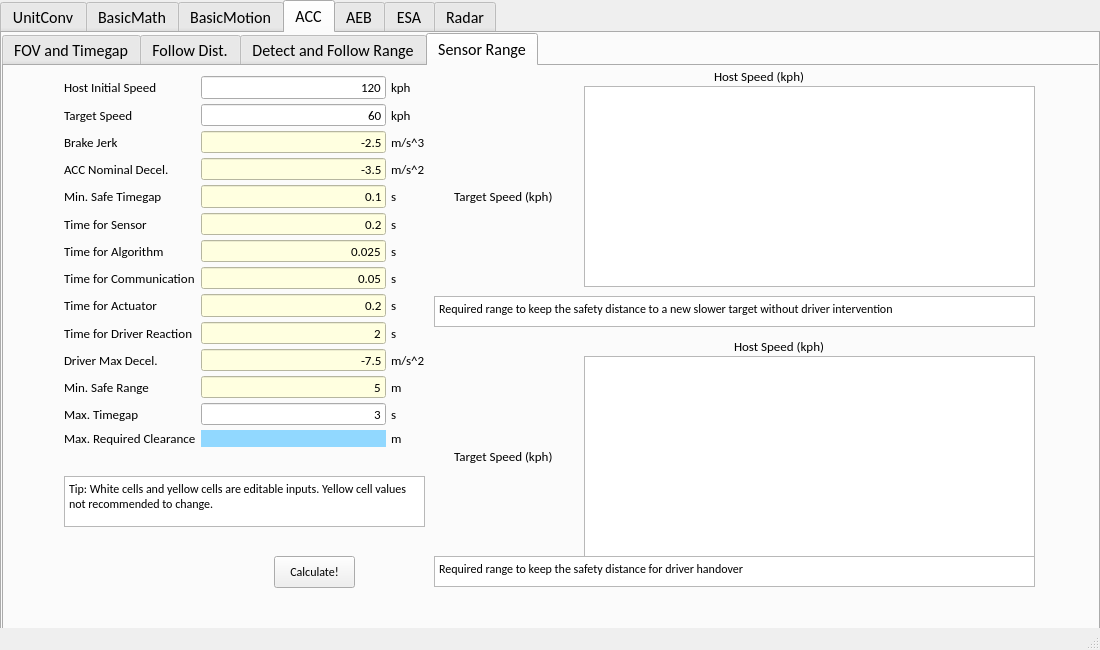
Above: tool_box_interface.ui from annieyxy/fr-tool-box-win before the change. Below: the same form after it.
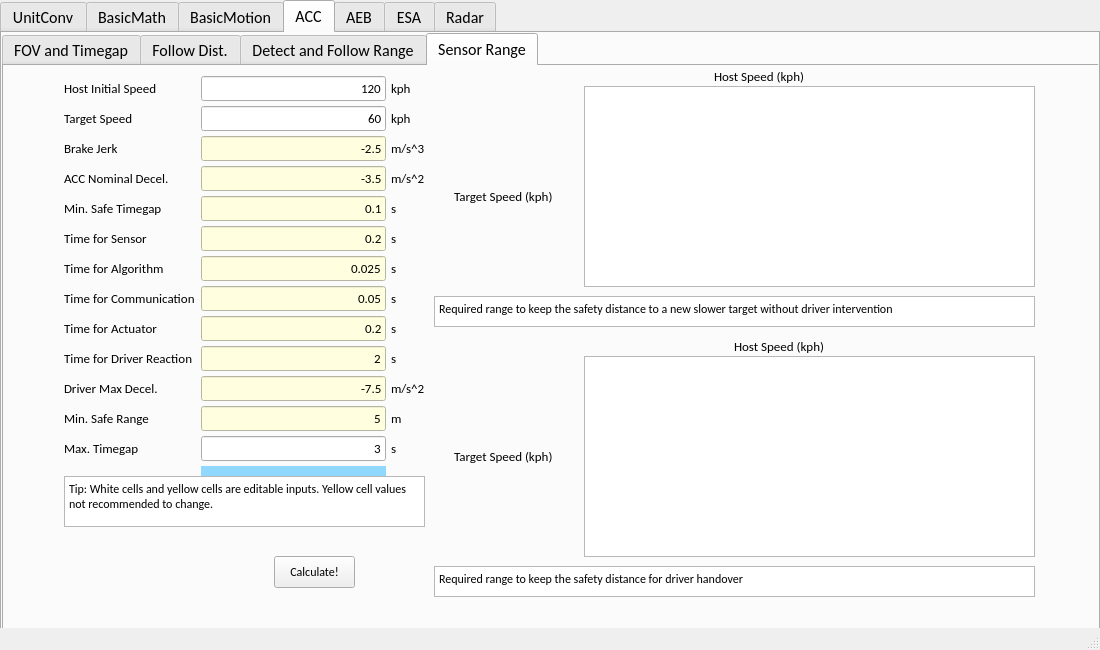
That is the form after the change. The open tabs and pages were chosen to show the change. Icons and pictures are not drawn.

The edit to the form file:
```diff
--- a/tool_box_interface.ui
+++ b/tool_box_interface.ui
@@ -6269,7 +6269,7 @@
           <x>60</x>
           <y>10</y>
           <width>361</width>
-          <height>371</height>
+          <height>426</height>
          </rect>
         </property>
         <layout class="QGridLayout" name="gridLayout_20" rowstretch="1,1,1,1,1,1,1,1,1,1,1,1,1,0">
@@ -7180,7 +7180,7 @@
         <property name="geometry">
          <rect>
           <x>430</x>
-          <y>490</y>
+          <y>500</y>
           <width>601</width>
           <height>31</height>
          </rect>
```
Left out of the diff: 8 changed lines with no effect on the pictures.
